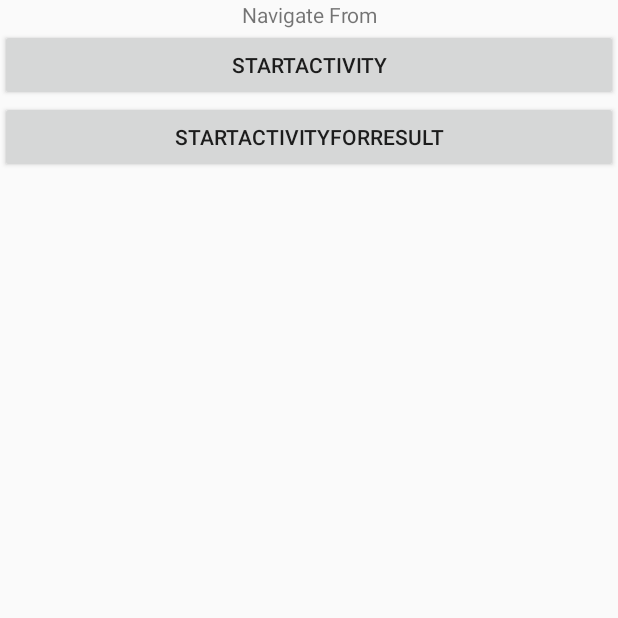
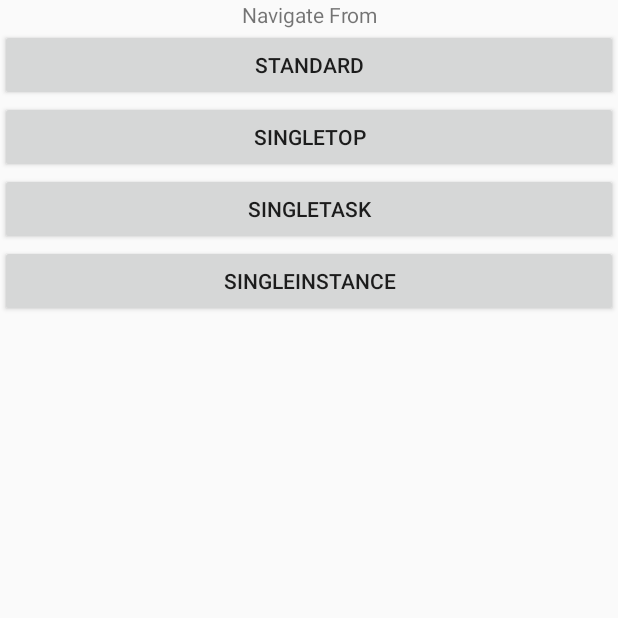
Before and after one commit to wizleysw/PlayGround, an Android app: the screen it shows after launch (ktNavigateFromActivity before the commit, ProtoActivity after it), on a phone screen of 412 x 824 dp, the top half of it. Run offline under Robolectric (Android 15) with nearby library versions, the phone set to English and light mode, and no system bars.

Commit message:
add launchmode practice
Reviewed by Wizley.
2020.06.15.

To study launchmode and Activity stack, have implemented four activities with different launch mode.

```diff
--- a/app/src/main/java/wizley/android/playground/MainActivity.java
+++ b/app/src/main/java/wizley/android/playground/MainActivity.java
@@ -11,4 +11,5 @@ public class MainActivity extends AppCompatActivity {
         super.onCreate(savedInstanceState);
         setContentView(R.layout.activity_main);
     }
+
 }
--- a/app/src/main/java/wizley/android/playground/components/activity/NavigateFromActivity.java
+++ b/app/src/main/java/wizley/android/playground/components/activity/activitymove/NavigateFromActivity.java
@@ -1,4 +1,4 @@
-package wizley.android.playground.components.activity;
+package wizley.android.playground.components.activity.activitymove;
 
 import android.app.Activity;
 import android.content.Intent;
--- a/app/src/main/java/wizley/android/playground/components/activity/NavigateToActivity.java
+++ b/app/src/main/java/wizley/android/playground/components/activity/activitymove/NavigateToActivity.java
@@ -1,4 +1,4 @@
-package wizley.android.playground.components.activity;
+package wizley.android.playground.components.activity.activitymove;
 
 import android.app.Activity;
 import android.content.Intent;
--- /dev/null
+++ b/app/src/main/java/wizley/android/playground/components/activity/activitystack/ProtoActivity.java
@@ -0,0 +1,88 @@
+package wizley.android.playground.components.activity.activitystack;
+
+
+import android.app.Activity;
+import android.content.Intent;
+import android.os.Bundle;
+import android.util.Log;
+import android.view.View;
+import android.widget.Button;
+
+import androidx.annotation.Nullable;
+
+import wizley.android.playground.R;
+
+public class ProtoActivity extends Activity implements View.OnClickListener {
+    private static String TAG = "ProtoActivity";
+
+    private Button standard;
+    private Button singletop;
+    private Button singletask;
+    private Button singleinstance;
+
+    @Override
+    protected void onCreate(@Nullable Bundle savedInstanceState) {
+        super.onCreate(savedInstanceState);
+        setContentView(R.layout.activity_stack);
+
+        standard = (Button) findViewById(R.id.btn_standard);
+        singletop = (Button) findViewById(R.id.btn_singletop);
+        singletask = (Button) findViewById(R.id.btn_singletask);
+        singleinstance = (Button) findViewById(R.id.btn_singleinstance);
+
+        standard.setOnClickListener(this);
+        singletop.setOnClickListener(this);
+        singletask.setOnClickListener(this);
+        singleinstance.setOnClickListener(this);
+
+        Log.e(TAG, "onCreate");
+    }
+
+    @Override
+    protected void onStart() {
+        super.onStart();
+
+        Log.e(TAG, "onStart");
+    }
+
+    @Override
+    protected void onResume() {
+        super.onResume();
+
+        Log.e(TAG, "onResume");
+    }
+
+    @Override
+    protected void onPause() {
+        super.onPause();
+        Log.e(TAG, "onPause");
+    }
+
+    @Override
+    protected void onDestroy() {
+        super.onDestroy();
+        Log.e(TAG, "onDestroy");
+    }
+
+    @Override
+    public void onClick(View v) {
+        switch (v.getId()){
+            case R.id.btn_standard:
+                Intent standard_intent = new Intent(this, StandardActivity.class);
+                startActivity(standard_intent);
+                break;
+            case R.id.btn_singletop:
+                Intent singletop_intent = new Intent(this, SingleTopActivity.class);
+                startActivity(singletop_intent);
+                break;
+            case R.id.btn_singletask:
+                Intent singletask_intent = new Intent(this, SingleTaskActivity.class);
+                startActivity(singletask_intent);
+                break;
+            case R.id.btn_singleinstance:
+                Intent singleinstance_intent = new Intent(this, SingleInstanceActivity.class);
+                startActivity(singleinstance_intent);
+                break;
+        }
+    }
+}
--- a/app/src/main/java/wizley/android/playground/components/activity/CustomLifeCycleObserver.java
+++ b/app/src/main/java/wizley/android/playground/components/activity/lifecycle/CustomLifeCycleObserver.java
@@ -1,4 +1,4 @@
-package wizley.android.playground.components.activity;
+package wizley.android.playground.components.activity.lifecycle;
 
 import android.util.Log;
 
--- a/app/src/main/java/wizley/android/playground/components/activity/LifeCycleActivity.java
+++ b/app/src/main/java/wizley/android/playground/components/activity/lifecycle/LifeCycleActivity.java
@@ -1,4 +1,4 @@
-package wizley.android.playground.components.activity;
+package wizley.android.playground.components.activity.lifecycle;
 
 import android.app.Activity;
 import android.os.Bundle;
@@ -7,7 +7,6 @@ import android.widget.Button;
 import androidx.annotation.NonNull;
 import androidx.annotation.Nullable;
 import androidx.lifecycle.Lifecycle;
-import androidx.lifecycle.Lifecycle.Event;
 import androidx.lifecycle.LifecycleOwner;
 import androidx.lifecycle.LifecycleRegistry;
 
--- a/app/src/main/kotlin/wizley/android/playground/components/activity/ktNavigateFromActivity.kt
+++ b/app/src/main/kotlin/wizley/android/playground/components/activity/activitymove/ktNavigateFromActivity.kt
@@ -1,4 +1,4 @@
-package wizley.android.playground.components.activity
+package wizley.android.playground.components.activity.activitymove
 
 import android.app.Activity
 import android.content.Intent
--- a/app/src/main/kotlin/wizley/android/playground/components/activity/ktNavigateToActivity.kt
+++ b/app/src/main/kotlin/wizley/android/playground/components/activity/activitymove/ktNavigateToActivity.kt
@@ -1,4 +1,4 @@
-package wizley.android.playground.components.activity
+package wizley.android.playground.components.activity.activitymove
 
 import android.app.Activity
 import android.content.Intent
--- a/app/src/main/kotlin/wizley/android/playground/components/activity/ktCustomLifeCycleObserver.kt
+++ b/app/src/main/kotlin/wizley/android/playground/components/activity/lifecycle/ktCustomLifeCycleObserver.kt
@@ -1,4 +1,4 @@
-package wizley.android.playground.components.activity
+package wizley.android.playground.components.activity.lifecycle
 
 import android.util.Log
 import androidx.lifecycle.Lifecycle
--- a/app/src/main/kotlin/wizley/android/playground/components/activity/ktLifeCycleActivity.kt
+++ b/app/src/main/kotlin/wizley/android/playground/components/activity/lifecycle/ktLifeCycleActivity.kt
@@ -1,4 +1,4 @@
-package wizley.android.playground.components.activity
+package wizley.android.playground.components.activity.lifecycle
 
 import android.app.Activity
 import android.os.Bundle
@@ -7,6 +7,7 @@ import androidx.lifecycle.Lifecycle
 import androidx.lifecycle.LifecycleOwner
 import wizley.android.playground.R
 import androidx.lifecycle.LifecycleRegistry
+import wizley.android.playground.components.activity.lifecycle.ktCustomLifeCycleObserver
 
 class ktLifeCycleActivity : Activity(), LifecycleOwner{
     private val VALUE = ""
--- /dev/null
+++ b/app/src/main/res/layout/activity_stack.xml
@@ -0,0 +1,40 @@
+<?xml version="1.0" encoding="utf-8"?>
+<LinearLayout
+    xmlns:android="http://schemas.android.com/apk/res/android"
+    android:layout_width="match_parent"
+    android:layout_height="match_parent"
+    android:orientation="vertical">
+
+    <TextView
+        android:id="@+id/textView"
+        android:layout_width="match_parent"
+        android:layout_height="wrap_content"
+        android:text="@string/navigate_from"
+        android:textAlignment="center"
+        android:gravity="center_horizontal" />
+
+    <Button
+        android:id="@+id/btn_standard"
+        android:layout_width="match_parent"
+        android:layout_height="wrap_content"
+        android:text="standard"/>
+
+    <Button
+        android:id="@+id/btn_singletop"
+        android:layout_width="match_parent"
+        android:layout_height="wrap_content"
+        android:text="singleTop"/>
+
+    <Button
+        android:id="@+id/btn_singletask"
+        android:layout_width="match_parent"
+        android:layout_height="wrap_content"
+        android:text="singleTask"/>
+
+    <Button
+        android:id="@+id/btn_singleinstance"
+        android:layout_width="match_parent"
+        android:layout_height="wrap_content"
+        android:text="singleInstance"/>
+
+</LinearLayout>
```
Also changed, not shown: app/src/main/AndroidManifest.xml (+15 -3 lines), app/src/main/java/wizley/android/playground/components/activity/activitystack/SingleInstanceActivity.java (added, +103 -0 lines), app/src/main/java/wizley/android/playground/components/activity/activitystack/SingleTaskActivity.java (added, +103 -0 lines), app/src/main/java/wizley/android/playground/components/activity/activitystack/SingleTopActivity.java (added, +103 -0 lines), app/src/main/java/wizley/android/playground/components/activity/activitystack/StandardActivity.java (added, +96 -0 lines).
